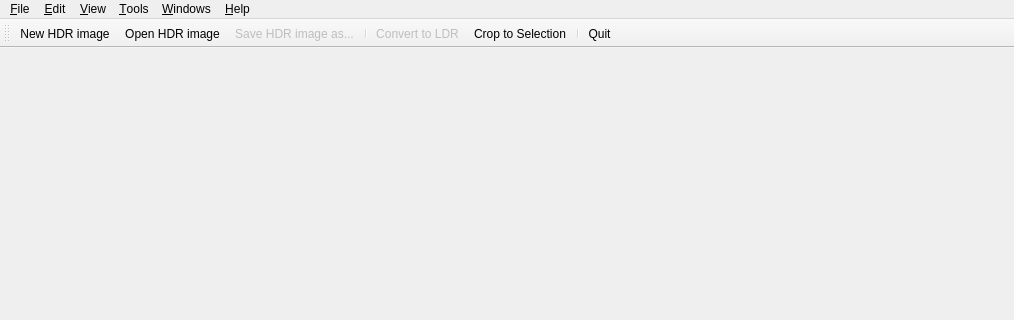
Before: the Qt Designer form forms/MainWindow.ui in LuminanceHDR/LuminanceHDR, drawn with Qt 5; both pictures show x 0 to 1014 and y 0 to 320 of the 1014 by 573 pixel window.
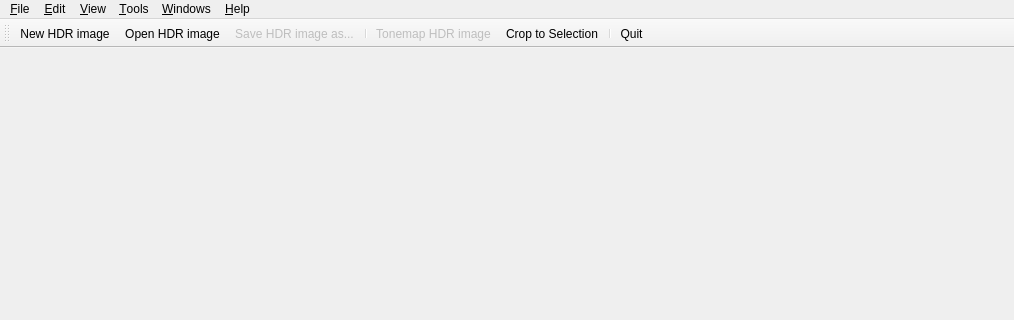
After: the same form once the commit is applied. Icons and pictures are not drawn.

Commit message: 'Convert LDR" > "Tonemap" due to popular demand :)

What changed in the file:
```diff
--- a/forms/MainWindow.ui
+++ b/forms/MainWindow.ui
@@ -242,7 +242,7 @@
     <string>&amp;Tone Mapping...</string>
    </property>
    <property name="iconText">
-    <string>Convert to LDR</string>
+    <string>Tonemap HDR image</string>
    </property>
    <property name="toolTip">
     <string>Convert the HDR image to a common LDR (i.e. JPEG or PNG) format</string>
```
Left out of the diff: 2 changed lines with no effect on the pictures.
